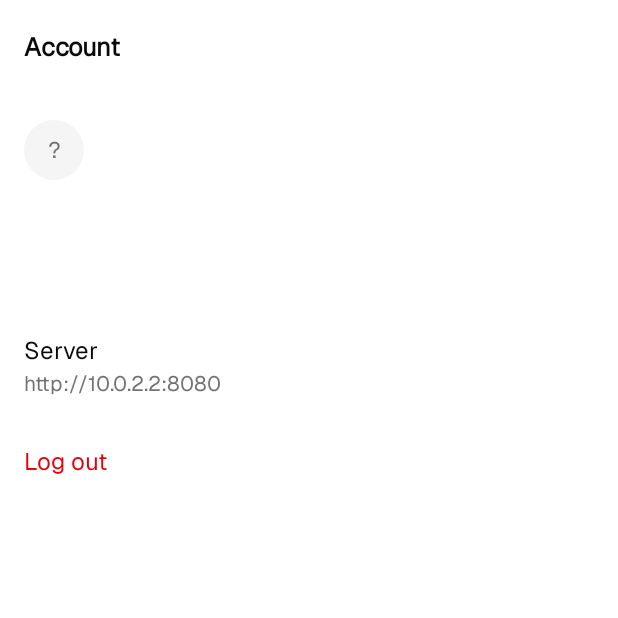
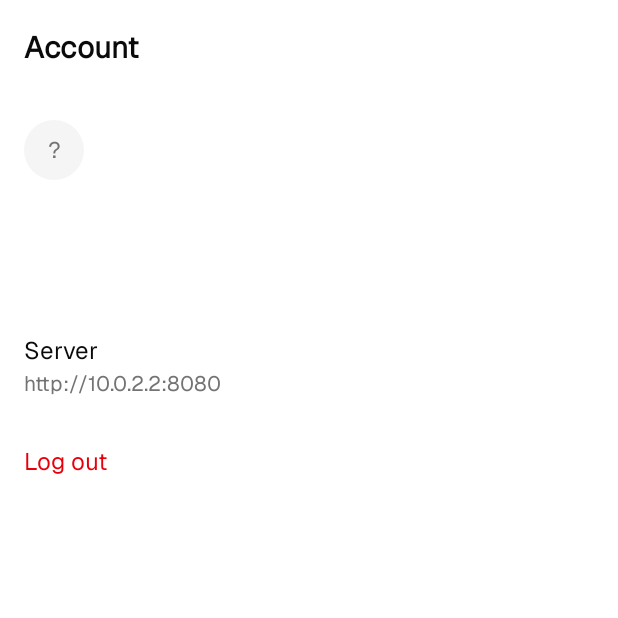
Before and after one commit to mstrlc/spending-tracker, an Android app built with Jetpack Compose: the composable MainScreen called with empty values, item 3 of the bottom bar chosen, on a phone screen of 412 x 824 dp, the top half of it. Run offline under Robolectric (Android 15) with nearby library versions, the phone set to English and light mode, and no system bars; pictures from the network do not load; 2 statements that could not run were skipped.

Commit message:
feat(android): bigger top-bar headers (headlineMedium bold)

```diff
--- a/android/src/main/kotlin/dev/spendingtracker/android/ui/Ui.kt
+++ b/android/src/main/kotlin/dev/spendingtracker/android/ui/Ui.kt
@@ -141,7 +141,7 @@ fun AppTopBar(
 ) {
     TopAppBar(
         title = {
-            Text(title, style = MaterialTheme.typography.titleLarge.copy(fontWeight = FontWeight.Bold))
+            Text(title, style = MaterialTheme.typography.headlineMedium.copy(fontWeight = FontWeight.Bold))
         },
         navigationIcon = { navigationIcon?.invoke() },
         actions = actions,
```
